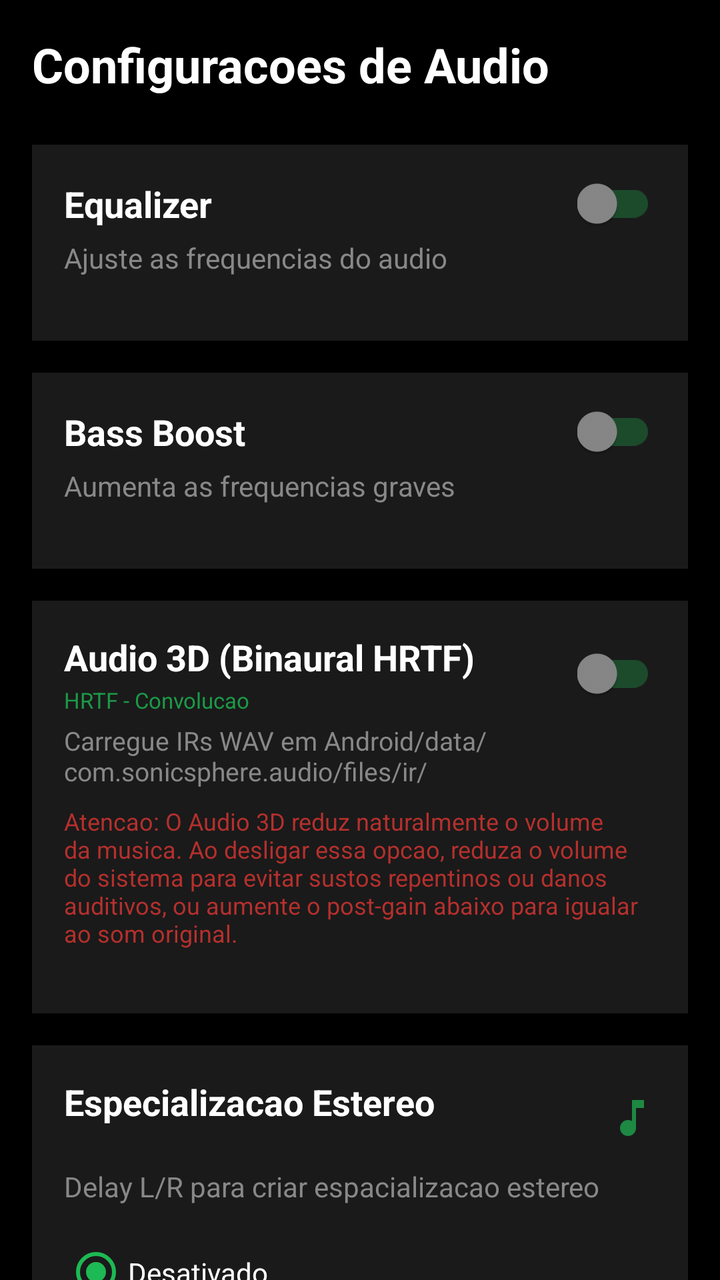
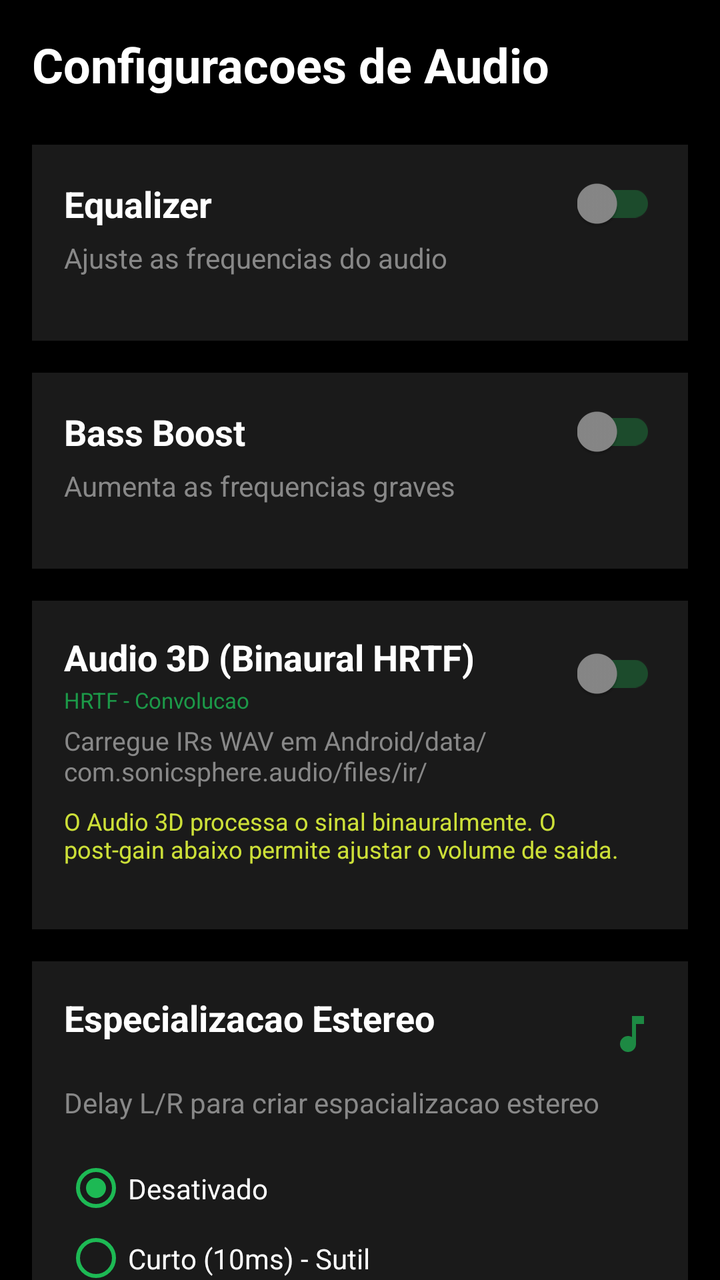

Screens rendered from an Android XML layout before and after an edit, with the pre-edit source and the edit as a unified diff.
<!-- AndroidManifest.xml: application theme Theme.AppCompat.DayNight.DarkActionBar -->
<!-- res/layout/fragment_settings.xml -->
<?xml version="1.0" encoding="utf-8"?>
<ScrollView xmlns:android="http://schemas.android.com/apk/res/android"
    xmlns:app="http://schemas.android.com/apk/res-auto"
    android:layout_width="match_parent"
    android:layout_height="match_parent"
    android:background="@color/black"
    android:fillViewport="true">

    <LinearLayout
        android:layout_width="match_parent"
        android:layout_height="wrap_content"
        android:orientation="vertical"
        android:padding="16dp">

        
        <TextView
            android:id="@+id/textView"
            android:layout_width="match_parent"
            android:layout_height="wrap_content"
            android:text="Configuracoes de Audio"
            android:textColor="@color/white"
            android:textSize="24sp"
            android:textStyle="bold"
            android:layout_marginBottom="24dp" />

        
        <LinearLayout
            android:layout_width="match_parent"
            android:layout_height="wrap_content"
            android:orientation="vertical"
            android:background="#1A1A1A"
            android:padding="16dp"
            android:layout_marginBottom="16dp">

            <LinearLayout
                android:layout_width="match_parent"
                android:layout_height="wrap_content"
                android:orientation="horizontal"
                android:gravity="center_vertical">

                <TextView
                    android:layout_width="0dp"
                    android:layout_height="wrap_content"
                    android:layout_weight="1"
                    android:text="Equalizer"
                    android:textColor="@color/white"
                    android:textSize="18sp"
                    android:textStyle="bold" />

                <androidx.appcompat.widget.SwitchCompat
                    android:id="@+id/switchEqualizer"
                    android:layout_width="wrap_content"
                    android:layout_height="wrap_content"
                    android:theme="@style/SwitchTheme" />

            </LinearLayout>

            <TextView
                android:layout_width="match_parent"
                android:layout_height="wrap_content"
                android:text="Ajuste as frequencias do audio"
                android:textColor="@color/gray"
                android:textSize="14sp"
                android:layout_marginTop="4dp"
                android:layout_marginBottom="16dp" />

            <LinearLayout
                android:id="@+id/equalizerBandsContainer"
                android:layout_width="match_parent"
                android:layout_height="wrap_content"
                android:orientation="vertical"
                android:visibility="gone" />

        </LinearLayout>

        
        <LinearLayout
            android:layout_width="match_parent"
            android:layout_height="wrap_content"
            android:orientation="vertical"
            android:background="#1A1A1A"
            android:padding="16dp"
            android:layout_marginBottom="16dp">

            <LinearLayout
                android:layout_width="match_parent"
                android:layout_height="wrap_content"
                android:orientation="horizontal"
                android:gravity="center_vertical">

                <TextView
                    android:layout_width="0dp"
                    android:layout_height="wrap_content"
                    android:layout_weight="1"
                    android:text="Bass Boost"
                    android:textColor="@color/white"
                    android:textSize="18sp"
                    android:textStyle="bold" />

                <androidx.appcompat.widget.SwitchCompat
                    android:id="@+id/switchBassBoost"
                    android:layout_width="wrap_content"
                    android:layout_height="wrap_content"
                    android:theme="@style/SwitchTheme" />

            </LinearLayout>

            <TextView
                android:layout_width="match_parent"
                android:layout_height="wrap_content"
                android:text="Aumenta as frequencias graves"
                android:textColor="@color/gray"
                android:textSize="14sp"
                android:layout_marginTop="4dp"
                android:layout_marginBottom="16dp" />

            <LinearLayout
                android:id="@+id/bassBoostControlsContainer"
                android:layout_width="match_parent"
                android:layout_height="wrap_content"
                android:orientation="vertical"
                android:visibility="gone">

                <LinearLayout
                    android:layout_width="match_parent"
                    android:layout_height="wrap_content"
                    android:orientation="horizontal"
                    android:gravity="center_vertical"
                    android:layout_marginBottom="8dp">

                    <TextView
                        android:layout_width="wrap_content"
                        android:layout_height="wrap_content"
                        android:text="Intensidade: "
                        android:textColor="@color/white"
                        android:textSize="14sp" />

                    <TextView
                        android:id="@+id/textBassBoostValue"
                        android:layout_width="wrap_content"
                        android:layout_height="wrap_content"
                        android:text="0%"
                        android:textColor="@color/spotify_green"
                        android:textSize="14sp"
                        android:textStyle="bold" />

                </LinearLayout>

                <SeekBar
                    android:id="@+id/seekBarBassBoost"
                    android:layout_width="match_parent"
                    android:layout_height="wrap_content"
                    android:progressTint="@color/spotify_green"
                    android:thumbTint="@color/spotify_green" />

            </LinearLayout>

        </LinearLayout>

        
        <LinearLayout
            android:layout_width="match_parent"
            android:layout_height="wrap_content"
            android:orientation="vertical"
            android:background="#1A1A1A"
            android:padding="16dp"
            android:layout_marginBottom="16dp">

            
            <LinearLayout
                android:layout_width="match_parent"
                android:layout_height="wrap_content"
                android:orientation="horizontal"
                android:gravity="center_vertical">

                <LinearLayout
                    android:layout_width="0dp"
                    android:layout_height="wrap_content"
                    android:layout_weight="1"
                    android:orientation="vertical">

                    <TextView
                        android:layout_width="match_parent"
                        android:layout_height="wrap_content"
                        android:text="Audio 3D (Binaural HRTF)"
                        android:textColor="@color/white"
                        android:textSize="18sp"
                        android:textStyle="bold" />

                    <TextView
                        android:layout_width="match_parent"
                        android:layout_height="wrap_content"
                        android:text="HRTF - Convolucao"
                        android:textColor="@color/spotify_green"
                        android:textSize="11sp"
                        android:layout_marginTop="2dp"
                        android:alpha="0.8" />

                </LinearLayout>

                <androidx.appcompat.widget.SwitchCompat
                    android:id="@+id/switchBinaural"
                    android:layout_width="wrap_content"
                    android:layout_height="wrap_content"
                    android:theme="@style/SwitchTheme" />

            </LinearLayout>

            <TextView
                android:layout_width="match_parent"
                android:layout_height="wrap_content"
                android:text="Carregue IRs WAV em Android/data/com.sonicsphere.audio/files/ir/"
                android:textColor="@color/gray"
                android:textSize="13sp"
                android:layout_marginTop="4dp"
                android:layout_marginBottom="8dp" />

            <TextView
                android:layout_width="match_parent"
                android:layout_height="wrap_content"
                android:text="Atencao: O Audio 3D reduz naturalmente o volume da musica. Ao desligar essa opcao, reduza o volume do sistema para evitar sustos repentinos ou danos auditivos, ou aumente o post-gain abaixo para igualar ao som original."
                android:textColor="#B5302D"
                android:textSize="12sp"
                android:layout_marginBottom="16dp" />

            
            <LinearLayout
                android:id="@+id/binauralSlotsContainer"
                android:layout_width="match_parent"
                android:layout_height="wrap_content"
                android:orientation="vertical"
                android:visibility="gone">

                
                <LinearLayout
                    android:layout_width="match_parent"
                    android:layout_height="wrap_content"
                    android:orientation="horizontal"
                    android:gravity="center_vertical"
                    android:layout_marginBottom="10dp">

                    <LinearLayout
                        android:layout_width="0dp"
                        android:layout_height="wrap_content"
                        android:layout_weight="1"
                        android:orientation="vertical">

                        <TextView
                            android:layout_width="wrap_content"
                            android:layout_height="wrap_content"
                            android:text="LEFT"
                            android:textColor="@color/white"
                            android:textSize="14sp"
                            android:textStyle="bold" />

                        <TextView
                            android:id="@+id/textIrLeft"
                            android:layout_width="wrap_content"
                            android:layout_height="wrap_content"
                            android:text="Padrao (asset)"
                            android:textColor="@color/gray"
                            android:textSize="12sp" />

                    </LinearLayout>

                    <Button
                        android:id="@+id/btnIrLeft"
                        android:layout_width="wrap_content"
                        android:layout_height="36dp"
                        android:text="Trocar"
                        android:textSize="12sp"
                        android:backgroundTint="@color/spotify_green"
                        android:textColor="@color/black" />

                    <Button
                        android:id="@+id/btnIrLeftClear"
                        android:layout_width="wrap_content"
                        android:layout_height="36dp"
                        android:text="X"
                        android:textSize="12sp"
                        android:layout_marginStart="6dp"
                        android:backgroundTint="#333333"
                        android:textColor="@color/gray" />

                </LinearLayout>

                
                <LinearLayout
                    android:layout_width="match_parent"
                    android:layout_height="wrap_content"
                    android:orientation="horizontal"
                    android:gravity="center_vertical"
                    android:layout_marginBottom="16dp">

                    <LinearLayout
                        android:layout_width="0dp"
                        android:layout_height="wrap_content"
                        android:layout_weight="1"
                        android:orientation="vertical">

                        <TextView
                            android:layout_width="wrap_content"
                            android:layout_height="wrap_content"
                            android:text="RIGHT"
                            android:textColor="@color/white"
                            android:textSize="14sp"
                            android:textStyle="bold" />

                        <TextView
                            android:id="@+id/textIrRight"
                            android:layout_width="wrap_content"
                            android:layout_height="wrap_content"
                            android:text="Padrao (asset)"
                            android:textColor="@color/gray"
                            android:textSize="12sp" />

                    </LinearLayout>

                    <Button
                        android:id="@+id/btnIrRight"
                        android:layout_width="wrap_content"
                        android:layout_height="36dp"
                        android:text="Trocar"
                        android:textSize="12sp"
                        android:backgroundTint="@color/spotify_green"
                        android:textColor="@color/black" />

                    <Button
                        android:id="@+id/btnIrRightClear"
                        android:layout_width="wrap_content"
                        android:layout_height="36dp"
                        android:text="X"
                        android:textSize="12sp"
                        android:layout_marginStart="6dp"
                        android:backgroundTint="#333333"
                        android:textColor="@color/gray" />

                </LinearLayout>

                
                <LinearLayout
                    android:layout_width="match_parent"
                    android:layout_height="wrap_content"
                    android:orientation="horizontal"
                    android:gravity="center_vertical"
                    android:layout_marginBottom="4dp">

                    <TextView
                        android:layout_width="0dp"
                        android:layout_height="wrap_content"
                        android:layout_weight="1"
                        android:text="Post-gain"
                        android:textColor="@color/white"
                        android:textSize="14sp" />

                    <TextView
                        android:id="@+id/textBinauralPostGain"
                        android:layout_width="wrap_content"
                        android:layout_height="wrap_content"
                        android:text="0 dB"
                        android:textColor="@color/spotify_green"
                        android:textSize="14sp"
                        android:textStyle="bold" />

                </LinearLayout>

                <SeekBar
                    android:id="@+id/seekBarBinauralPostGain"
                    android:layout_width="match_parent"
                    android:layout_height="wrap_content"
                    android:max="24"
                    android:progress="12"
                    android:progressTint="@color/spotify_green"
                    android:thumbTint="@color/spotify_green"
                    android:layout_marginBottom="16dp" />

                
                <LinearLayout
                    android:layout_width="match_parent"
                    android:layout_height="wrap_content"
                    android:orientation="horizontal"
                    android:gravity="center_vertical"
                    android:background="#222222"
                    android:padding="12dp">

                    <LinearLayout
                        android:layout_width="0dp"
                        android:layout_height="wrap_content"
                        android:layout_weight="1"
                        android:orientation="vertical">

                        <TextView
                            android:layout_width="wrap_content"
                            android:layout_height="wrap_content"
                            android:text="Reverb de Sala"
                            android:textColor="@color/white"
                            android:textSize="14sp"
                            android:textStyle="bold" />

                        <TextView
                            android:layout_width="wrap_content"
                            android:layout_height="wrap_content"
                            android:text="Reflexao sutil de ambiente"
                            android:textColor="@color/gray"
                            android:textSize="12sp"
                            android:layout_marginTop="2dp" />

                    </LinearLayout>

                    <androidx.appcompat.widget.SwitchCompat
                        android:id="@+id/switchReverb"
                        android:layout_width="wrap_content"
                        android:layout_height="wrap_content"
                        android:theme="@style/SwitchTheme" />

                </LinearLayout>

            </LinearLayout>

        </LinearLayout>

        
        <LinearLayout
            android:layout_width="match_parent"
            android:layout_height="wrap_content"
            android:orientation="vertical"
            android:background="#1A1A1A"
            android:padding="16dp">

            <LinearLayout
                android:layout_width="match_parent"
                android:layout_height="wrap_content"
                android:orientation="horizontal"
                android:gravity="center_vertical">

                <LinearLayout
                    android:layout_width="0dp"
                    android:layout_height="wrap_content"
                    android:layout_weight="1"
                    android:orientation="vertical">

                    <TextView
                        android:layout_width="match_parent"
                        android:layout_height="wrap_content"
                        android:text="Especializacao Estereo"
                        android:textColor="@color/white"
                        android:textSize="18sp"
                        android:textStyle="bold" />

                    <TextView
                        android:layout_width="match_parent"
                        android:layout_height="wrap_content"
                        android:textColor="@color/spotify_green"
                        android:textSize="11sp"
                        android:layout_marginTop="2dp"
                        android:alpha="0.8" />

                </LinearLayout>

                <ImageView
                    android:layout_width="24dp"
                    android:layout_height="24dp"
                    android:src="@drawable/ic_music_note"
                    android:alpha="0.7"
                    app:tint="@color/spotify_green" />

            </LinearLayout>

            <TextView
                android:layout_width="match_parent"
                android:layout_height="wrap_content"
                android:text="Delay L/R para criar espacializacao estereo"
                android:textColor="@color/gray"
                android:textSize="14sp"
                android:layout_marginTop="4dp"
                android:layout_marginBottom="16dp" />

            <RadioGroup
                android:id="@+id/radioGroupHaas"
                android:layout_width="match_parent"
                android:layout_height="wrap_content"
                android:orientation="vertical">

                <RadioButton
                    android:id="@+id/radioHaasOff"
                    android:layout_width="match_parent"
                    android:layout_height="wrap_content"
                    android:text="Desativado"
                    android:textColor="@color/white"
                    android:buttonTint="@color/spotify_green"
                    android:checked="true"
                    android:paddingVertical="8dp" />

                <RadioButton
                    android:id="@+id/radioHaasShort"
                    android:layout_width="match_parent"
                    android:layout_height="wrap_content"
                    android:text="Curto (10ms) - Sutil"
                    android:textColor="@color/white"
                    android:buttonTint="@color/spotify_green"
                    android:paddingVertical="8dp" />

                <RadioButton
                    android:id="@+id/radioHaasMedium"
                    android:layout_width="match_parent"
                    android:layout_height="wrap_content"
                    android:text="Medio (30ms) - Moderado"
                    android:textColor="@color/white"
                    android:buttonTint="@color/spotify_green"
                    android:paddingVertical="8dp" />

                <RadioButton
                    android:id="@+id/radioHaasLong"
                    android:layout_width="match_parent"
                    android:layout_height="wrap_content"
                    android:text="Longo (50ms) - Intenso"
                    android:textColor="@color/white"
                    android:buttonTint="@color/spotify_green"
                    android:paddingVertical="8dp" />

            </RadioGroup>

        </LinearLayout>

    </LinearLayout>

</ScrollView>
<!-- resources referenced by this layout -->
<resources>
  <color name="black">#FF000000</color>
  <color name="gray">#FF888888</color>
  <color name="spotify_green">#FF1DB954</color>
  <color name="white">#FFFFFFFF</color>
  <!-- drawable ic_music_note (drawable) -->
  <vector xmlns:android="http://schemas.android.com/apk/res/android"
      android:width="24dp"
      android:height="24dp"
      android:viewportWidth="24"
      android:viewportHeight="24">
      <path
          android:fillColor="@color/white"
          android:pathData="M12,3v10.55c-0.59,-0.34 -1.27,-0.55 -2,-0.55 -2.21,0 -4,1.79 -4,4s1.79,4 4,4 4,-1.79 4,-4V7h4V3H12z"/>
  </vector>
  <style name="SwitchTheme">
          <item name="colorControlActivated">@color/spotify_green</item>
          <item name="colorSwitchThumbNormal">@color/gray</item>
          <item name="android:colorForeground">@color/spotify_green</item>
      </style>
</resources>

<!-- the commit's change to res/layout/fragment_settings.xml (unified diff, before → after) -->
@@ -218,8 +218,8 @@
             <TextView
                 android:layout_width="match_parent"
                 android:layout_height="wrap_content"
-                android:text="Atencao: O Audio 3D reduz naturalmente o volume da musica. Ao desligar essa opcao, reduza o volume do sistema para evitar sustos repentinos ou danos auditivos, ou aumente o post-gain abaixo para igualar ao som original."
-                android:textColor="#B5302D"
+                android:text="O Audio 3D processa o sinal binauralmente. O post-gain abaixo permite ajustar o volume de saida."
+                android:textColor="#CDE038"
                 android:textSize="12sp"
                 android:layout_marginBottom="16dp" />
 
